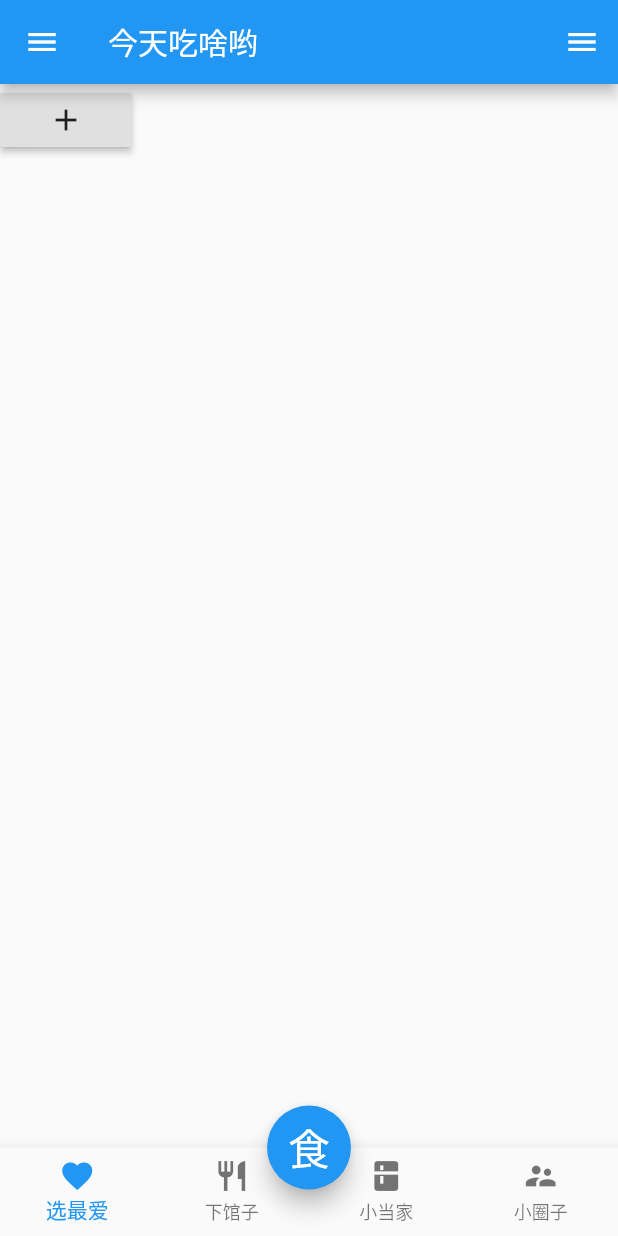
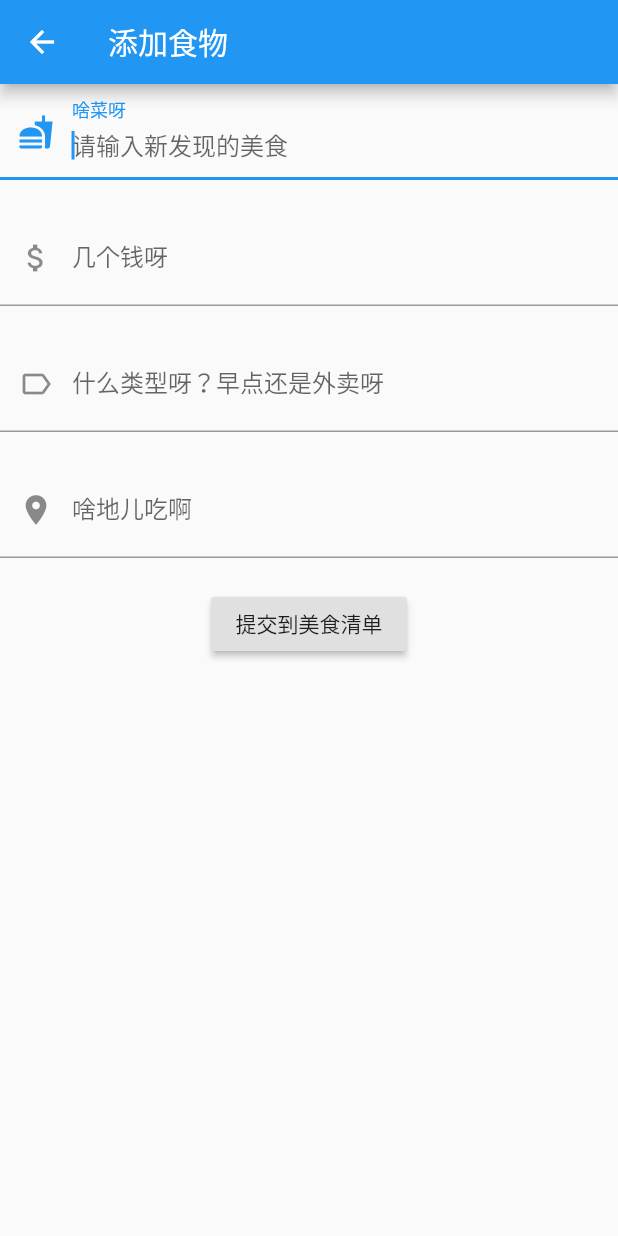
Before and after one commit to YoYoLikesCiCi/what-to-eat, a Flutter app: the Tabs screen opened directly, after a tap on the "add" icon, on a phone screen of 412 x 824 dp. Run offline on Flutter 3.47's test engine with Material 2 defaults, Android fonts, the phone set to English and light mode, and no system bars; our stand-ins replace dio, flutter_easyrefresh, fluttertoast, font_awesome_flutter, permission_handler, shared_preferences and 1 more; missing offline and left inert: amap_location_fluttify, amap_map_fluttify, amap_search_fluttify, decorated_flutter, random_pk; accounts and stored records are empty; network calls fail.

Commit message:
完成了一大半食物相关的数据结构以及与服务器的交互

```diff
--- a/lib/functions/ProviderChat.dart
+++ b/lib/models/ProviderChat.dart
@@ -1,11 +1,7 @@
-import 'dart:ffi';
-
 import 'package:flutter/material.dart';
-import 'package:provider/provider.dart';
-import 'package:web_socket_channel/io.dart';
 import 'package:socket_io_client/socket_io_client.dart' as IO;
 import '../functions/SharedPreferences.dart';
-import '../pages/ChatDetail.dart';
+
 
 
 class ChatModel with ChangeNotifier{
@@ -170,17 +166,3 @@ class ChatModel with ChangeNotifier{
     }
 
 }
-
-
-
-
-
-class CounterModel with ChangeNotifier {
-    int _count = 1;
-    int get value => _count;
-
-    void increment() {
-        _count++;
-        notifyListeners();
-    }
-}
--- /dev/null
+++ b/lib/pages/AddFood.dart
@@ -0,0 +1,138 @@
+import 'package:flutter/material.dart';
+import 'package:provider/provider.dart';
+import 'package:what_to_eat/functions/Functions.dart';
+import 'package:what_to_eat/models/Foods.dart';
+
+class AddFoodPage extends StatelessWidget {
+  @override
+  Widget build(BuildContext context) {
+
+
+
+    return Consumer<FoodModel>(
+        builder: (context, FoodModel foodmodel,_){
+
+            TextEditingController _foodnameController = TextEditingController();
+            TextEditingController _priceController = TextEditingController();
+            TextEditingController _typeController = TextEditingController();
+            TextEditingController _locationController = TextEditingController();
+
+            alertDialog(String title, String Message) async {
+                var result = await showDialog(
+                    context: context,
+                    builder: (context) {
+                        return AlertDialog(
+                            title: Text(title),
+                            content: Text(Message),
+                            actions: <Widget>[
+                                FlatButton(
+                                    child: Text('cancel'),
+                                    onPressed: () {
+                                        Navigator.pop(context, 'cancel');
+                                    },
+                                ),
+                                FlatButton(
+                                    child: Text('Yes'),
+                                    onPressed: () {
+                                        Navigator.pop(context, 'yes');
+                                    },
+                                )
+                            ],
+                        );
+                    });
+            }
+            return Scaffold(
+                appBar: AppBar(
+                    title: Text('添加食物'),
+                ),
+                body: GestureDetector(
+                    child: Container(
+                        child: Column(
+                            mainAxisSize: MainAxisSize.max,
+                            mainAxisAlignment: MainAxisAlignment.start,
+                            children: <Widget>[
+                                TextField(
+                                    autofocus: true,
+                                    controller: _foodnameController,
+                                    decoration: InputDecoration(
+                                        labelText: '啥菜呀',
+                                        hintText: '请输入新发现的美食',
+                                        prefixIcon: Icon(Icons.fastfood),
+                                    ),
+                                ),
+                                SizedBox(
+                                    height: 20,
+                                ),
+                                TextField(
+                                    autofocus: true,
+                                    controller: _priceController,
+                                    decoration: InputDecoration(
+                                        labelText: '几个钱呀',
+                                        hintText: '请输入价格',
+                                        prefixIcon: Icon(Icons.attach_money),
+                                    ),
+                                ),
+                                SizedBox(
+                                    height: 20,
+                                ),
+                                TextField(
+                                    autofocus: true,
+                                    controller: _typeController,
+                                    decoration: InputDecoration(
+                                        labelText: '什么类型呀？早点还是外卖呀',
+                                        hintText: '请输入你给这项食物的分类',
+                                        prefixIcon: Icon(Icons.label_outline),
+                                    ),
+                                ),
+                                SizedBox(
+                                    height: 20,
+                                ),
+                                TextField(
+                                    autofocus: true,
+                                    controller: _locationController,
+                                    decoration: InputDecoration(
+                                        labelText: '啥地儿吃啊',
+                                        hintText: '请输入购买地点',
+                                        prefixIcon: Icon(Icons.location_on),
+                                    ),
+                                ),
+                                SizedBox(
+                                    height: 20,
+                                ),
+                                RaisedButton(
+                                    child: Text('提交到美食清单'),
+                                    onPressed: ()async{
+                                        if (foodmodel.CheckFoodName(_foodnameController.text) == false){
+                                            //先提交到服务器，成功后添加到本地内存
+                                            var tempmap = {
+                                                'name':foodmodel.username,
+                                                'foodname':_foodnameController.text,
+                                                'price':_priceController.text,
+                                                'type':_typeController.text,
+                                                'location':_locationController.text
+                                            };
+                                            var status = await FoodDataPost('addfood', tempmap);
+                                            if (status == 0) {
+                                                alertDialog('网络错误', '服务器发生了未知的错误，请稍后尝试');
+                                            } else if (status == 1) {
+                                                foodmodel.addFood(tempmap);
+                                                Navigator.pop(context);
+
+                                            }
+                                        }else{
+                                            alertDialog('这个食物已经存在', '请更换食物名');
+                                        }
+
+
+                                    },
+                                )
+                            ],
+                        ),
+                    ),
+                ),
+
+            );
+
+    });
+  }
+}
--- a/lib/pages/ChatDetail.dart
+++ b/lib/pages/ChatDetail.dart
@@ -10,8 +10,8 @@ import 'package:socket_io_client/socket_io_client.dart' as IO;
 import 'dart:convert';
 import '../functions/SharedPreferences.dart';
 import 'package:provider/provider.dart';
-import '../functions/ProviderChat.dart';
-import '../functions/MessageItem.dart';
+import '../models/ProviderChat.dart';
+import 'MessageItem.dart';
 
 class ChatDetailPage extends StatefulWidget {
 
--- a/lib/tabs/Mylike.dart
+++ b/lib/tabs/Mylike.dart
@@ -1,29 +1,79 @@
 import 'package:flutter/material.dart';
 import 'package:provider/provider.dart';
-import '../functions/ProviderChat.dart';
-import '../pages/First.dart';
-
-import '../pages/Second.dart';
+import 'package:what_to_eat/models/Foods.dart';
+import 'package:what_to_eat/pages/AddFood.dart';
+import 'package:what_to_eat/functions/Functions.dart';
+import '../models/ProviderChat.dart';
+import '../functions/SharedPreferences.dart';
 class MyLikePage extends StatelessWidget {
 
 
 
   @override
   Widget build(BuildContext context) {
-    return ChangeNotifierProvider<CounterModel>(
-      create: (_) => CounterModel(),
-      child: Container(
+    return Consumer<FoodModel>(
+        builder: (context, FoodModel foodmodel,_){
+        return Container(
           child: Column(
+
             children: <Widget>[
               RaisedButton(
                 child: Icon(Icons.add),
                 onPressed: (){
+                  Navigator.push(
+                      context, MaterialPageRoute(
+                    builder: (context) => AddFoodPage(),
+                  )
+                  );
                 },
               ),
-
+                RaisedButton(
+                    child: Icon(Icons.play_arrow),
+                    onPressed: ()async {
+                        var getFoodResult = await GetFoodData('getfood', {'name':'孙起'});
+                        if(getFoodResult[0] != 0){
+                            print(getFoodResult);
+                            getFoodResult.forEach((v){
+                               foodmodel.addFood(PackageFood(v));
+                            });
+                        }
+                    },
+                ),
+              Expanded(
+                child:new ListView.separated(
+                    itemBuilder: _buildExpansionItem,
+                    separatorBuilder: (content, index) {
+                      return new Divider();},
+                    itemCount: 3
+                ) ,
+              )
             ],
           ),
+        );
+  });
+  }
+
+  Widget _buildExpansionItem (BuildContext context,int index){
+      return ExpansionTile(
+          title: Text('展开闭合demo'),
+          leading: Icon(Icons.ac_unit, color: Colors.green),
+          backgroundColor: Colors.white,
+          initiallyExpanded: true, // 是否默认展开
+          children: <Widget>[
+            _buildListItem(context),
+            _buildListItem(context),
+
+          ]
+      );
+  }
+
+  Widget _buildListItem(BuildContext context){
+      return GestureDetector(
+        child: ListTile(
+            title:Text('北京daf远扬'),
+            subtitle:Text('重庆优帆天成')
         ),
       );
   }
+
 }
--- a/lib/tabs/Mylike2.dart
+++ /dev/null
@@ -1,54 +0,0 @@
-import 'package:flutter/material.dart';
-import 'package:provider/provider.dart';
-import 'package:what_to_eat/functions/ProviderChat.dart';
-import '../functions/ProviderChat.dart';
-import '../pages/First.dart';
-
-import '../pages/Second.dart';
-class MyLikePage extends StatefulWidget {
-
-
-
-    @override
-    _MyLikePageState createState() => _MyLikePageState();
-}
-
-class _MyLikePageState extends State<MyLikePage> {
-
-//  var foods = [{'name':'盖浇饭','price':'8.00'},{'name':'牛肉面','price':'10.00'},{'name':'螺狮粉','price':'15.00'},{'name':'肉丝炒面','price':'8.00'},{'name':'水煮鱼','price':'28.00'}];
-
-//    final _counter = Provider.of<CounterModel>(context);
-//    final textSize = Provider.of<int>(context).toDouble();
-
-    @override
-    Widget build(BuildContext context) {
-        return Scaffold();
-
-
-    }
-
-//    return Column(
-//        children: <Widget>[
-//          Container(
-////            child: Text('jjl'),
-//          )
-//          ,
-//          Expanded(
-//            child:new ListView.separated(
-//              itemBuilder: _buildListItem,
-//              separatorBuilder: (content, index) {
-//                return new Divider();},
-//              itemCount: foods.length,
-//            ) ,
-//          ),
-//        ],
-//    );
-
-//  Widget _buildListItem(BuildContext context,int index) {
-//    var f = foods[index];
-//    return ListTile(
-//        leading: Text(f['name']),
-//        title: Text(f['price'])
-//    );
-//  }
-}
--- /dev/null
+++ b/lib/tabs/dsfasd.dart
@@ -0,0 +1,89 @@
+import 'package:flutter/material.dart';
+
+class ExpansionTileSample extends StatelessWidget {
+    @override
+    Widget build(BuildContext context) {
+        return new MaterialApp(
+            home: new Scaffold(
+                appBar: new AppBar(
+                    title: const Text('ExpansionTile'),
+                ),
+                body: new ListView.builder(
+                    itemBuilder: (BuildContext context, int index) => new EntryItem(data[index]),
+                    itemCount: data.length,
+                ),
+            ),
+        );
+    }
+}
+
+// One entry in the multilevel list displayed by this app.
+class Entry {
+    Entry(this.title, [this.children = const <Entry>[]]);
+    final String title;
+    final List<Entry> children;
+}
+
+// The entire multilevel list displayed by this app.
+final List<Entry> data = <Entry>[
+    new Entry('Chapter A',
+        <Entry>[
+            new Entry('Section A0',
+                <Entry>[
+                    new Entry('Item A0.1'),
+                    new Entry('Item A0.2'),
+                    new Entry('Item A0.3'),
+                ],
+            ),
+            new Entry('Section A1'),
+            new Entry('Section A2'),
+        ],
+    ),
+    new Entry('Chapter B',
+        <Entry>[
+            new Entry('Section B0'),
+            new Entry('Section B1'),
+        ],
+    ),
+    new Entry('Chapter C',
+        <Entry>[
+            new Entry('Section C0'),
+            new Entry('Section C1'),
+            new Entry('Section C2',
+                <Entry>[
+                    new Entry('Item C2.0'),
+                    new Entry('Item C2.1'),
+                    new Entry('Item C2.2'),
+                    new Entry('Item C2.3'),
+                ],
+            ),
+        ],
+    ),
+];
+
+// Displays one Entry. If the entry has children then it's displayed
+// with an ExpansionTile.
+class EntryItem extends StatelessWidget {
+    const EntryItem(this.entry);
+
+    final Entry entry;
+
+    Widget _buildTiles(Entry root) {
+        if (root.children.isEmpty)
+            return new ListTile(title: new Text(root.title));
+        return new ExpansionTile(
+            key: new PageStorageKey<Entry>(root),
+            title: new Text(root.title),
+            children: root.children.map(_buildTiles).toList(),
+        );
+    }
+
+    @override
+    Widget build(BuildContext context) {
+        return _buildTiles(entry);
+    }
+}
+
+void main() {
+    runApp(new ExpansionTileSample());
+}
```
Also changed, not shown: lib/functions/Functions.dart (+61 -0 lines), lib/functions/Location.dart (deleted, +0 -18 lines), lib/functions/SharedPreferences.dart (+6 -23 lines), lib/models/Foods.dart (added, +60 -0 lines), lib/pages/First.dart (deleted, +0 -35 lines), lib/pages/Second.dart (deleted, +0 -36 lines), lib/pages/Splash.dart (+18 -0 lines), lib/provider_setup.dart (+7 -2 lines), lib/tabs/Friends.dart (+4 -14 lines), lib/ui/sign_in_page.dart (+13 -1 lines), lib/functions/FileIO.dart (deleted), lib/functions/MessageClass.dart (deleted), lib/pages/MessageItem.dart (renamed from lib/functions/MessageItem.dart). Lines whose indentation alone changed are shown as unchanged.
